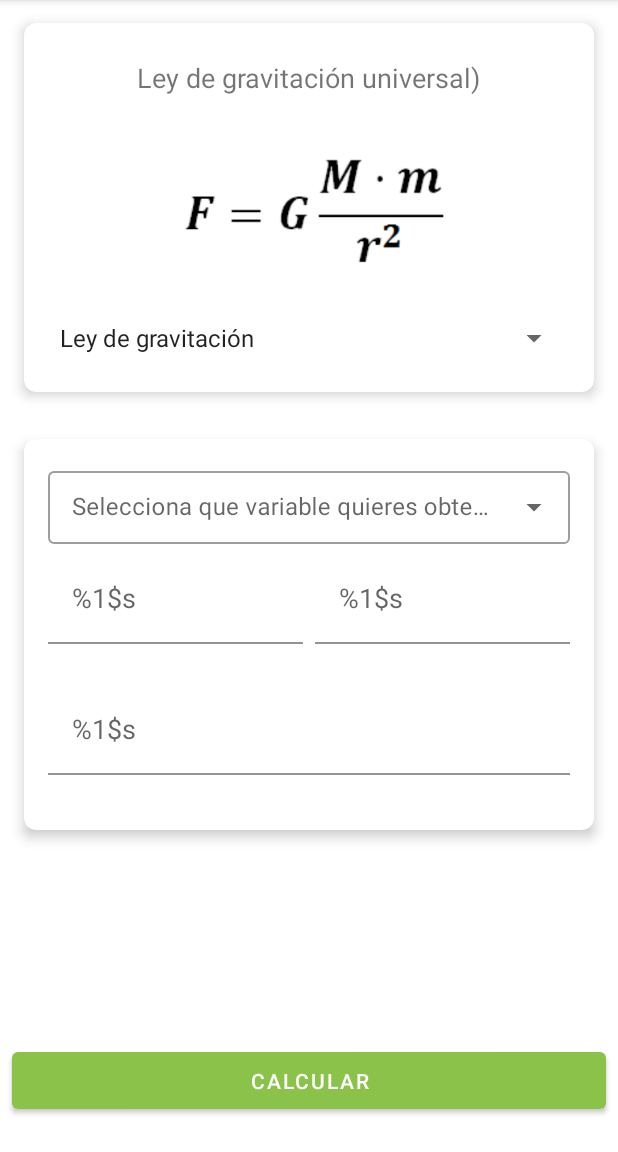
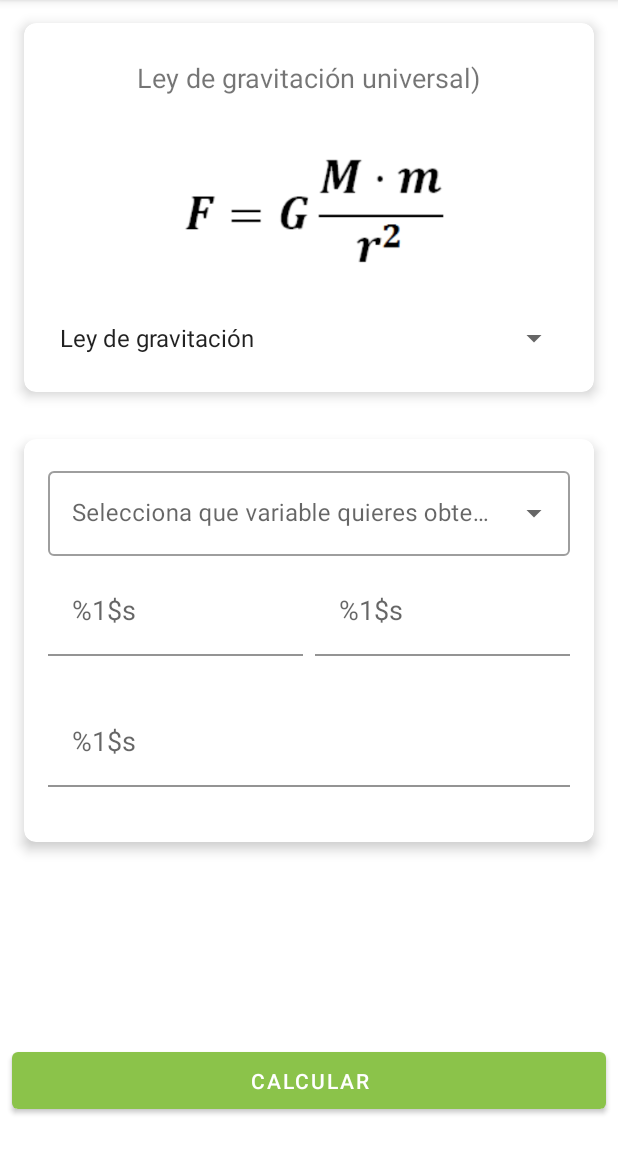
Before and after one commit to vhps201297/FormApp, an Android app: the fragment IdealGasFragment placed in its activity, on a phone screen of 412 x 824 dp, the part 84-1236 px from its top. Run offline under Robolectric (Android 15) with nearby library versions, the phone set to English and light mode, and no system bars; Roboto replaces fonts that are not available here.

Commit message:
Se corrige clicklistener de utlimo fragment

```diff
--- a/app/src/main/java/com/example/formapp/fragments/IdealGasFragment.kt
+++ b/app/src/main/java/com/example/formapp/fragments/IdealGasFragment.kt
@@ -16,7 +16,7 @@ import com.example.formapp.utils.Constants.FG_POSITION_V
 import com.example.formapp.utils.ListenerFragments
 import com.example.formapp.utils.TextWatcherEditText
 
-class IdealGasFragment : Fragment(), AdapterView.OnItemSelectedListener {
+class IdealGasFragment : Fragment(), AdapterView.OnItemSelectedListener, AdapterView.OnItemClickListener {
 
     private var _binding: FragmentIdealGasBinding? = null
     private val binding get() = _binding!!
@@ -39,7 +39,7 @@ class IdealGasFragment : Fragment(), AdapterView.OnItemSelectedListener {
         // Inflate the layout for this fragment
         _binding = FragmentIdealGasBinding.inflate(inflater, container, false)
 
-        (binding.spinnerIdealGas.editText as AutoCompleteTextView).onItemSelectedListener = this
+
         val items = listOf("Presion (P)", "Volumen (V)", "n (Moles de gas)", "Temperatura (T)")
         val arrayAdapter = ArrayAdapter<String>(requireContext(), R.layout.support_simple_spinner_dropdown_item)
         arrayAdapter.addAll(items)
@@ -51,6 +51,8 @@ class IdealGasFragment : Fragment(), AdapterView.OnItemSelectedListener {
             edtxt2.addTextChangedListener(TextWatcherEditText(tilIdeal2))
             edtxt3.addTextChangedListener(TextWatcherEditText(tilIdeal3))
         }
+
+        (binding.spinnerIdealGas.editText as? AutoCompleteTextView)?.setOnItemClickListener(this)
 
         return binding.root
     }
@@ -81,8 +83,8 @@ class IdealGasFragment : Fragment(), AdapterView.OnItemSelectedListener {
 
     fun updateHints(hintForEdtxt1: String, hintForEdtxt2: String, hintForEdtxt3: String){
         with(binding){
-            edtxt1.hint = getString(R.string.str_set_hint, hintForEdtxt1)
-            edtxt2.hint = getString(R.string.str_set_hint, hintForEdtxt2)
+            tilIdeal1.editText!!.hint = getString(R.string.str_set_hint, hintForEdtxt1)
+            tilIdeal2.editText!!.setHint(getString(R.string.str_set_hint, hintForEdtxt2))
             edtxt3.hint = getString(R.string.str_set_hint, hintForEdtxt3)
         }
     }
@@ -96,8 +98,16 @@ class IdealGasFragment : Fragment(), AdapterView.OnItemSelectedListener {
 
     override fun onItemSelected(parent: AdapterView<*>?, view: View?, position: Int, id: Long) {
         Log.e("SELECTED_ITEM", "Position: $position")
+
+    }
+
+    override fun onNothingSelected(parent: AdapterView<*>?) {
+
+    }
+
+    override fun onItemClick(parent: AdapterView<*>?, view: View?, position: Int, id: Long) {
         this.itemSelected = position
-        when(parent!!.selectedItemPosition){
+        when(position){
             FG_POSITION_P ->{
                 updateHints(getString(R.string.str_hint_v),getString(R.string.str_hint_n),getString(R.string.str_hint_t))
                 updatePositionViews(null, binding.edtxt1, binding.edtxt2, binding.edtxt3)
@@ -123,8 +133,4 @@ class IdealGasFragment : Fragment(), AdapterView.OnItemSelectedListener {
         }
     }
 
-    override fun onNothingSelected(parent: AdapterView<*>?) {
-
-    }
-
 }
--- a/app/src/main/res/layout/fragment_ideal_gas.xml
+++ b/app/src/main/res/layout/fragment_ideal_gas.xml
@@ -24,7 +24,7 @@
 
         <com.google.android.material.textfield.TextInputLayout
             android:id="@+id/spinner_ideal_gas"
-            style="@style/Widget.MaterialComponents.TextInputLayout.OutlinedBox.Dense.ExposedDropdownMenu"
+            style="@style/Widget.MaterialComponents.TextInputLayout.OutlinedBox.ExposedDropdownMenu"
             android:layout_width="match_parent"
             android:layout_height="wrap_content"
             android:hint="@string/str_var_ideal_gas_select"
@@ -32,6 +32,7 @@
             app:layout_constraintTop_toTopOf="parent">
 
             <AutoCompleteTextView
+                android:id="@+id/autoComplete"
                 android:layout_width="match_parent"
                 android:layout_height="match_parent"
                 android:inputType="none"
@@ -47,6 +48,7 @@
             android:layout_marginEnd="4dp"
             app:layout_constraintEnd_toStartOf="@+id/guide_ideal_cv"
             app:layout_constraintStart_toStartOf="parent"
+            android:hint="@string/str_set_hint"
             app:layout_constraintTop_toBottomOf="@+id/spinner_ideal_gas">
 
             <EditText
@@ -54,7 +56,7 @@
                 style="@style/StyleEditText"
                 android:layout_width="match_parent"
                 android:layout_height="match_parent"
-                android:hint="@string/str_set_hint"
+
                 />
         </com.google.android.material.textfield.TextInputLayout>
 
@@ -64,6 +66,7 @@
             android:layout_height="wrap_content"
             android:layout_marginTop="8dp"
             android:layout_marginStart="4dp"
+            android:hint="@string/str_set_hint"
             app:errorEnabled="true"
             app:layout_constraintEnd_toEndOf="parent"
             app:layout_constraintStart_toEndOf="@+id/guide_ideal_cv"
@@ -75,7 +78,8 @@
                 android:layout_width="match_parent"
                 android:layout_height="match_parent"
                 android:background="@android:color/transparent"
-                android:hint="@string/str_set_hint" />
+
+                />
         </com.google.android.material.textfield.TextInputLayout>
 
         <com.google.android.material.textfield.TextInputLayout
```
